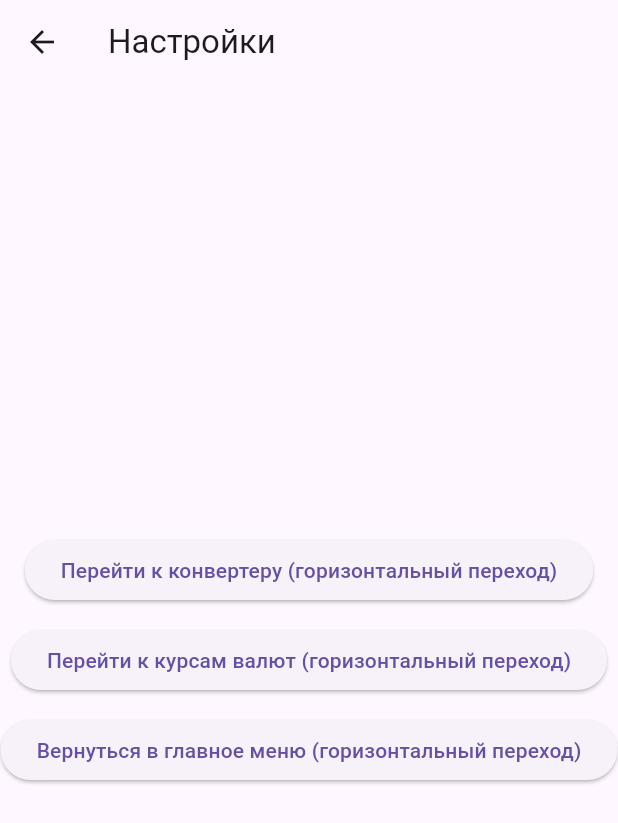
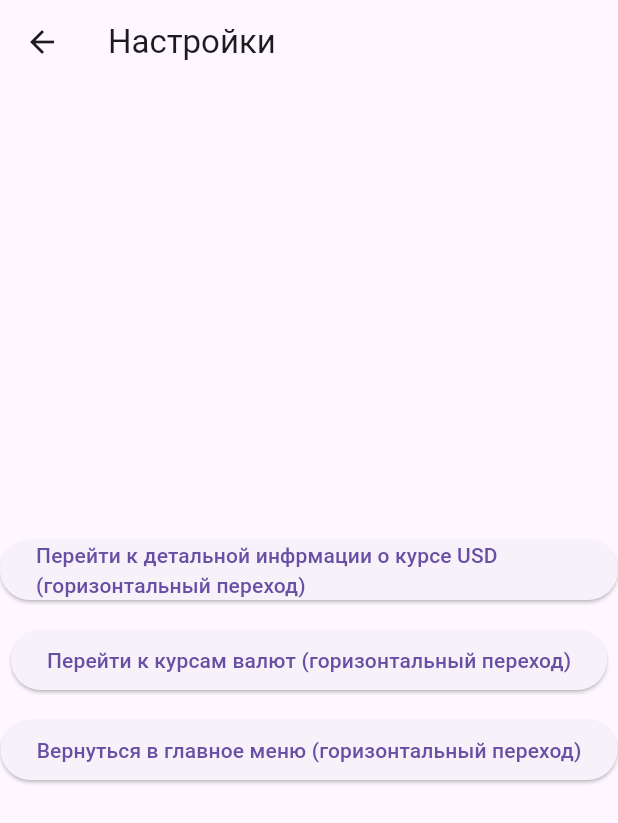
Before and after one commit to Gorkinpot/flutterPractice7, a Flutter app: the SettingsScreen screen opened directly, on a phone screen of 412 x 824 dp. Shown: the top 823 px of the screen. Run offline on Flutter 3.47's test engine with Material 3 defaults, Android fonts, the phone set to English and light mode, and no system bars; our stand-ins replace cached_network_image; network calls fail.

Commit message:
actual final edited

```diff
--- a/lib/screens/settings_screen.dart
+++ b/lib/screens/settings_screen.dart
@@ -1,4 +1,5 @@
 import 'package:flutter/material.dart';
+import 'package:work/screens/currency_info_screen.dart';
 import 'converter_screen.dart';
 import 'rates_screen.dart';
 import 'package:work/screens/main_menu_screen.dart';
@@ -9,7 +10,13 @@ class SettingsScreen extends StatelessWidget {
   @override
   Widget build(BuildContext context) {
     return Scaffold(
-      appBar: AppBar(title: const Text("Настройки")),
+      appBar: AppBar(
+          leading: IconButton(
+            icon: const Icon(Icons.arrow_back),
+            onPressed: () => Navigator.pop(context),
+          ),
+          title: const Text("Настройки")
+      ),
       body: Center(
         child: Column(
           mainAxisAlignment: MainAxisAlignment.center,
@@ -18,10 +25,10 @@ class SettingsScreen extends StatelessWidget {
               onPressed: () {
                 Navigator.pushReplacement(
                   context,
-                  MaterialPageRoute(builder: (_) => const CurrencyConverterScreen()),
+                  MaterialPageRoute(builder: (_) => const CurrencyInfoScreen(currency: "USD")),
                 );
               },
-              child: const Text("Перейти к конвертеру (горизонтальный переход)"),
+              child: const Text("Перейти к детальной инфрмации о курсе USD (горизонтальный переход)"),
             ),
             const SizedBox(height: 12),
             ElevatedButton(
```
Also changed, not shown: lib/screens/converter_screen.dart (+5 -17 lines), lib/screens/currency_info_screen.dart (+7 -1 lines), lib/screens/history_screen.dart (+7 -1 lines), lib/screens/rates_screen.dart (+7 -1 lines).
